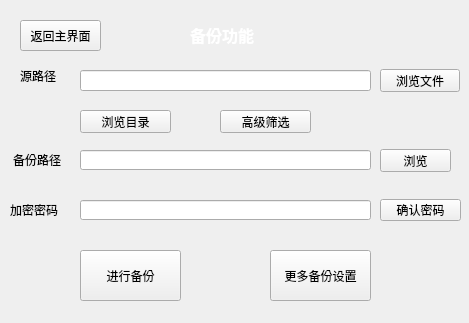
The window that backup.ui (Vergilllll/backup) describes before a commit, drawn with Qt 5.
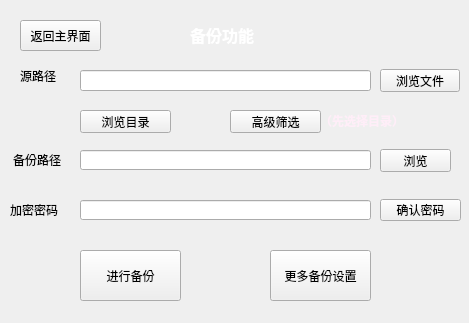
The same window after the commit. Icons and pictures are not drawn.

```diff
--- a/backup.ui
+++ b/backup.ui
@@ -208,7 +208,7 @@
   <widget class="QPushButton" name="fileFilter_button">
    <property name="geometry">
     <rect>
-     <x>220</x>
+     <x>230</x>
      <y>110</y>
      <width>91</width>
      <height>23</height>
@@ -218,6 +218,19 @@
     <string>高级筛选</string>
    </property>
   </widget>
+  <widget class="QLabel" name="label_2">
+   <property name="geometry">
+    <rect>
+     <x>320</x>
+     <y>111</y>
+     <width>121</width>
+     <height>21</height>
+    </rect>
+   </property>
+   <property name="text">
+    <string>&lt;html&gt;&lt;head/&gt;&lt;body&gt;&lt;p&gt;&lt;span style=&quot; font-weight:700; color:#ffeef8;&quot;&gt;（先选择目录）&lt;/span&gt;&lt;/p&gt;&lt;/body&gt;&lt;/html&gt;</string>
+   </property>
+  </widget>
   <zorder>label</zorder>
   <zorder>res_button</zorder>
   <zorder>origin_res</zorder>
```
Left out of the diff: 1 changed line with no effect on the pictures.
